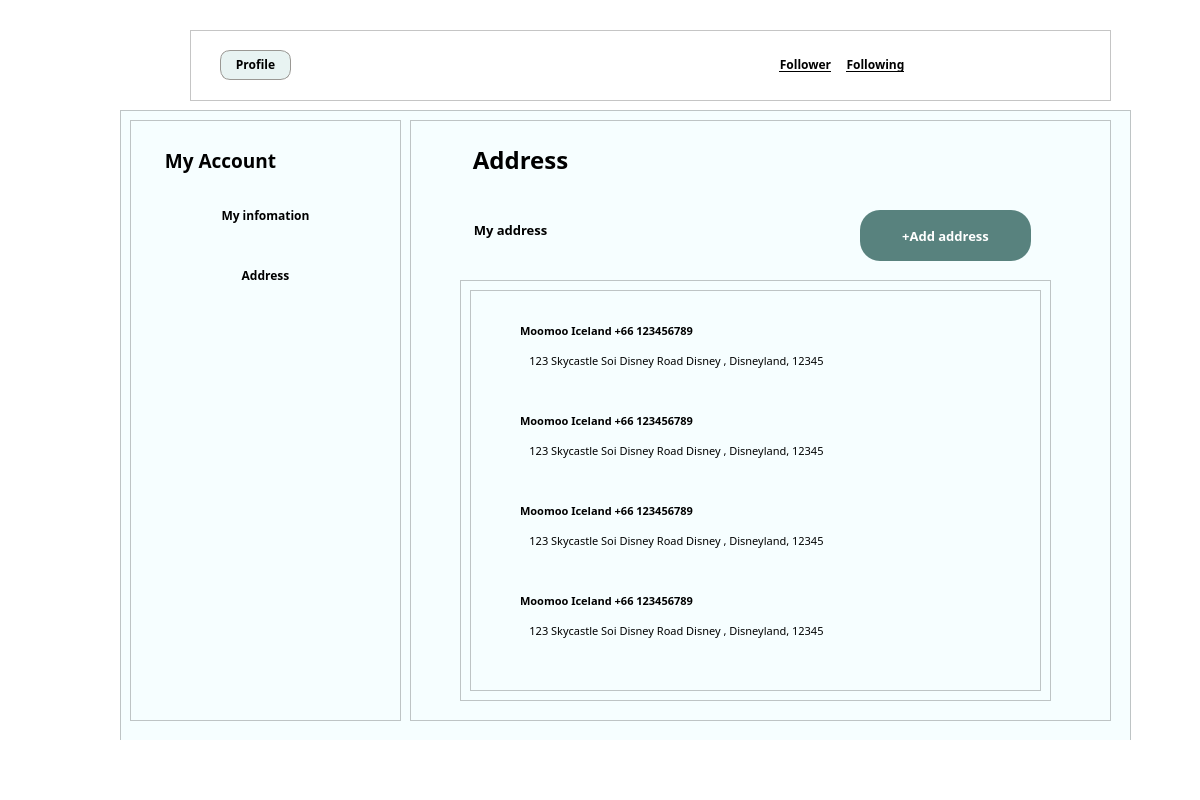
Qt form frontend/src/pages/qt_designer/profile_address.ui (m0owo/Curate) before a commit.
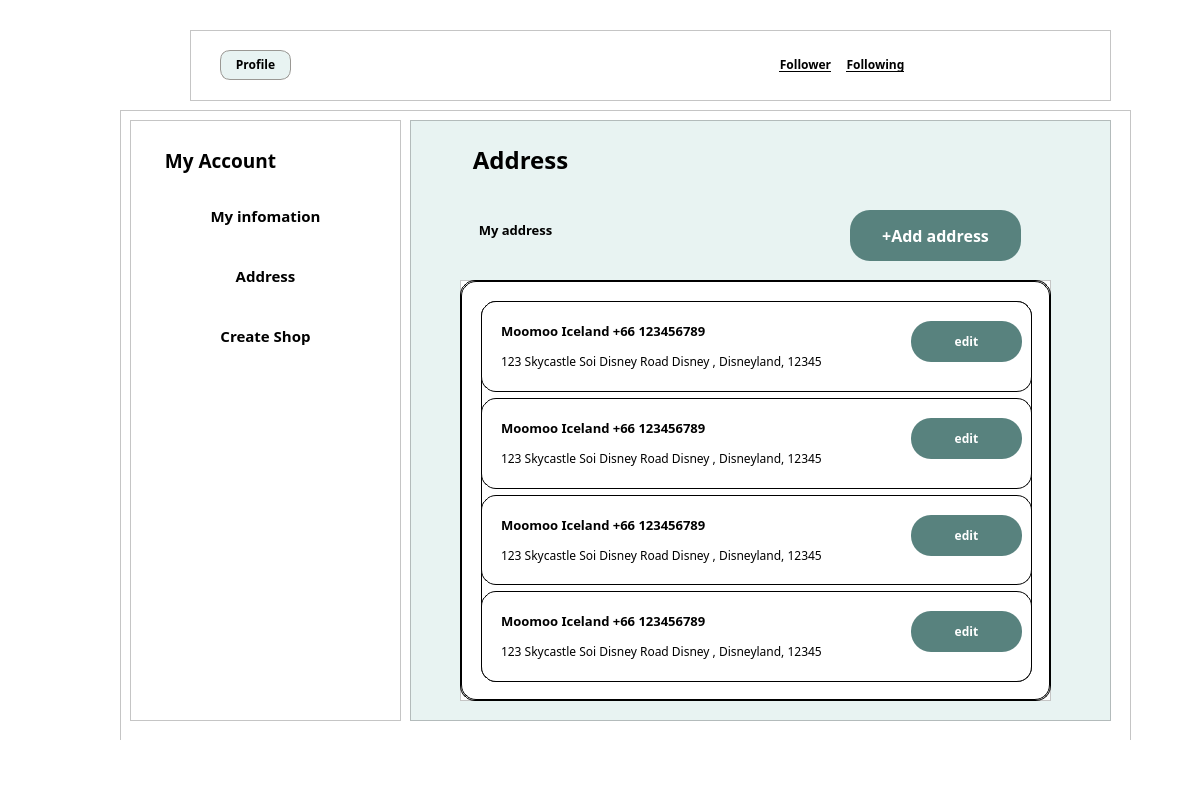
The same form after that commit. Icons and pictures are not drawn.

```diff
--- a/frontend/src/pages/qt_designer/profile_address.ui
+++ b/frontend/src/pages/qt_designer/profile_address.ui
@@ -7,7 +7,7 @@
     <x>0</x>
     <y>0</y>
     <width>1200</width>
-    <height>800</height>
+    <height>803</height>
    </rect>
   </property>
   <property name="windowTitle">
@@ -309,7 +309,15 @@
      </rect>
     </property>
     <property name="styleSheet">
-     <string notr="true">background-color: rgb(246, 254, 255);</string>
+     <string notr="true">QLabel{
+	color: black;
+}
+QPushButton{
+	 background-color: rgb(88,130,126); 
+	color:white;
+	border-radius: 20px;
+	border: None;
+}</string>
     </property>
     <property name="frameShape">
      <enum>QFrame::StyledPanel</enum>
@@ -329,7 +337,10 @@
      <property name="styleSheet">
       <string notr="true">QPushButton{
 	border: None;
+	background-color: None;
+	color: black;
 }
+
 QPushButton:hover {
     background-color: rgb(88,130,126);
 	border-radius: 20px;
@@ -381,6 +392,7 @@
       <property name="font">
        <font>
         <family>Manrope</family>
+        <pointsize>11</pointsize>
         <weight>75</weight>
         <bold>true</bold>
        </font>
@@ -407,6 +419,7 @@
       <property name="font">
        <font>
         <family>Manrope</family>
+        <pointsize>11</pointsize>
         <weight>75</weight>
         <bold>true</bold>
        </font>
@@ -421,6 +434,33 @@
        <string>Address</string>
       </property>
      </widget>
+     <widget class="QPushButton" name="create_shop_button">
+      <property name="geometry">
+       <rect>
+        <x>50</x>
+        <y>190</y>
+        <width>171</width>
+        <height>51</height>
+       </rect>
+      </property>
+      <property name="font">
+       <font>
+        <family>Manrope</family>
+        <pointsize>11</pointsize>
+        <weight>75</weight>
+        <bold>true</bold>
+       </font>
+      </property>
+      <property name="layoutDirection">
+       <enum>Qt::LeftToRight</enum>
+      </property>
+      <property name="styleSheet">
+       <string notr="true">color: black;</string>
+      </property>
+      <property name="text">
+       <string>Create Shop</string>
+      </property>
+     </widget>
     </widget>
     <widget class="QFrame" name="editinfo_frame">
      <property name="geometry">
@@ -432,14 +472,8 @@
       </rect>
      </property>
      <property name="styleSheet">
-      <string notr="true">QLabel{
-	color: black;
-}
-QPushButton{
-	 background-color: rgb(88,130,126); 
-	color:white;
-	border-radius: 20px;
-}</string>
+      <string notr="true">QFrame{
+background-color:rgb(232, 243, 242)}</string>
      </property>
      <property name="frameShape">
       <enum>QFrame::StyledPanel</enum>
@@ -475,13 +509,14 @@
        <rect>
         <x>50</x>
         <y>90</y>
-        <width>101</width>
+        <width>111</width>
         <height>41</height>
        </rect>
       </property>
       <property name="font">
        <font>
         <family>Manrope</family>
+        <pointsize>10</pointsize>
         <weight>75</weight>
         <bold>true</bold>
        </font>
@@ -496,7 +531,7 @@
      <widget class="QPushButton" name="add_address_button">
       <property name="geometry">
        <rect>
-        <x>450</x>
+        <x>440</x>
         <y>90</y>
         <width>171</width>
         <height>51</height>
@@ -505,7 +540,7 @@
       <property name="font">
        <font>
         <family>Manrope</family>
-        <pointsize>10</pointsize>
+        <pointsize>12</pointsize>
         <weight>75</weight>
         <bold>true</bold>
        </font>
@@ -530,19 +565,20 @@
        </rect>
       </property>
       <property name="styleSheet">
-       <string notr="true">background-color: white;
+       <string notr="true">QFrame{
+	background-color: white;
+}
+
 QScrollArea {
-                border: 1px solid gray;
-                border-radius: 4px;
-            }
-            QScrollBar:vertical {
-                background: lightgray;
-                width: 10px;
-            }
-            QScrollBar::handle:vertical {
-                background: darkgray;
-                border-radius: 5px;
-            }</string>
+	border-radius: 4px;
+
+}
+
+QPushBitton{
+	border-radius: 5px;
+}
+
+</string>
       </property>
       <property name="frameShape">
        <enum>QFrame::StyledPanel</enum>
@@ -553,12 +589,31 @@
       <widget class="QScrollArea" name="scrollArea">
        <property name="geometry">
         <rect>
-         <x>10</x>
-         <y>10</y>
-         <width>571</width>
-         <height>401</height>
+         <x>0</x>
+         <y>0</y>
+         <width>591</width>
+         <height>421</height>
         </rect>
        </property>
+       <property name="styleSheet">
+        <string notr="true">QScrollArea{
+	border: None;
+}
+
+QWidget{
+	border-radius: 15px;
+	border: 1px solid black
+}
+QLabel{
+	border: None;
+}
+
+QPushButton{
+	border: None;
+}
+
+</string>
+       </property>
        <property name="widgetResizable">
         <bool>true</bool>
        </property>
@@ -567,148 +622,134 @@
          <rect>
           <x>0</x>
           <y>0</y>
-          <width>569</width>
-          <height>399</height>
+          <width>589</width>
+          <height>419</height>
          </rect>
         </property>
-        <widget class="QWidget" name="widget" native="true">
-         <property name="geometry">
-          <rect>
-           <x>10</x>
-           <y>10</y>
-           <width>531</width>
-           <height>80</height>
-          </rect>
-         </property>
-         <widget class="QLabel" name="page_label_7">
+        <property name="styleSheet">
+         <string notr="true"/>
+        </property>
+        <widget class="QWidget" name="verticalLayoutWidget">
           <property name="geometry">
            <rect>
             <x>20</x>
-            <y>10</y>
-            <width>211</width>
-            <height>41</height>
-           </rect>
-          </property>
-          <property name="font">
-           <font>
-            <family>Manrope</family>
-            <pointsize>8</pointsize>
-            <weight>75</weight>
-            <bold>true</bold>
-           </font>
-          </property>
-          <property name="text">
-           <string>&lt;html&gt;&lt;head/&gt;&lt;body&gt;&lt;p&gt;Moomoo Iceland +66  123456789&lt;/p&gt;&lt;/body&gt;&lt;/html&gt;</string>
-          </property>
-          <property name="alignment">
-           <set>Qt::AlignCenter</set>
-          </property>
-         </widget>
-         <widget class="QLabel" name="page_label_8">
-          <property name="geometry">
-           <rect>
-            <x>10</x>
-            <y>40</y>
-            <width>371</width>
-            <height>41</height>
-           </rect>
-          </property>
-          <property name="font">
-           <font>
-            <family>Manrope</family>
-            <pointsize>8</pointsize>
-            <weight>75</weight>
-            <bold>true</bold>
-           </font>
-          </property>
-          <property name="text">
-           <string>&lt;html&gt;&lt;head/&gt;&lt;body&gt;&lt;p&gt;&lt;span style=&quot; font-weight:400;&quot;&gt;123 Skycastle Soi Disney Road Disney , Disneyland, 12345&lt;/span&gt;&lt;/p&gt;&lt;/body&gt;&lt;/html&gt;</string>
-          </property>
-          <property name="alignment">
-           <set>Qt::AlignCenter</set>
-          </property>
-         </widget>
-        </widget>
-        <widget class="QWidget" name="widget_2" native="true">
-         <property name="geometry">
-          <rect>
-           <x>10</x>
-           <y>100</y>
-           <width>531</width>
-           <height>80</height>
-          </rect>
-         </property>
-         <widget class="QLabel" name="page_label_14">
-          <property name="geometry">
-           <rect>
-            <x>20</x>
-            <y>10</y>
-            <width>211</width>
-            <height>41</height>
-           </rect>
-          </property>
-          <property name="font">
-           <font>
-            <family>Manrope</family>
-            <pointsize>8</pointsize>
-            <weight>75</weight>
-            <bold>true</bold>
-           </font>
-          </property>
-          <property name="text">
-           <string>&lt;html&gt;&lt;head/&gt;&lt;body&gt;&lt;p&gt;Moomoo Iceland +66  123456789&lt;/p&gt;&lt;/body&gt;&lt;/html&gt;</string>
-          </property>
-          <property name="alignment">
-           <set>Qt::AlignCenter</set>
-          </property>
-         </widget>
-         <widget class="QLabel" name="page_label_15">
-          <property name="geometry">
-           <rect>
-            <x>10</x>
-            <y>40</y>
-            <width>371</width>
-            <height>41</height>
-           </rect>
-          </property>
-          <property name="font">
-           <font>
-            <family>Manrope</family>
-            <pointsize>8</pointsize>
-            <weight>75</weight>
-            <bold>true</bold>
-           </font>
-          </property>
-          <property name="text">
-           <string>&lt;html&gt;&lt;head/&gt;&lt;body&gt;&lt;p&gt;&lt;span style=&quot; font-weight:400;&quot;&gt;123 Skycastle Soi Disney Road Disney , Disneyland, 12345&lt;/span&gt;&lt;/p&gt;&lt;/body&gt;&lt;/html&gt;</string>
-          </property>
-          <property name="alignment">
-           <set>Qt::AlignCenter</set>
-          </property>
-         </widget>
-        </widget>
+           <y>20</y>
+           <width>551</width>
+           <height>381</height>
+          </rect>
+         </property>
+         <layout class="QVBoxLayout" name="verticalLayout_2">
+          <item>
         <widget class="QWidget" name="widget_3" native="true">
+            <property name="font">
+             <font>
+              <family>Manrope</family>
+              <pointsize>10</pointsize>
+              <weight>75</weight>
+              <bold>true</bold>
+             </font>
+            </property>
+            <property name="styleSheet">
+             <string notr="true"/>
+            </property>
+            <widget class="QLabel" name="first_label_3">
          <property name="geometry">
           <rect>
-           <x>10</x>
-           <y>190</y>
-           <width>531</width>
-           <height>80</height>
-          </rect>
-         </property>
-         <widget class="QLabel" name="page_label_16">
+               <x>20</x>
+               <y>10</y>
+               <width>401</width>
+               <height>41</height>
+              </rect>
+             </property>
+             <property name="font">
+              <font>
+               <family>Manrope</family>
+               <pointsize>10</pointsize>
+               <weight>75</weight>
+               <bold>true</bold>
+              </font>
+             </property>
+             <property name="text">
+              <string>&lt;html&gt;&lt;head/&gt;&lt;body&gt;&lt;p&gt;Moomoo Iceland +66  123456789&lt;/p&gt;&lt;/body&gt;&lt;/html&gt;</string>
+             </property>
+            </widget>
+            <widget class="QLabel" name="address_label_4">
           <property name="geometry">
            <rect>
             <x>20</x>
+               <y>40</y>
+               <width>411</width>
+               <height>41</height>
+              </rect>
+             </property>
+             <property name="font">
+              <font>
+               <family>Manrope</family>
+               <pointsize>9</pointsize>
+               <weight>75</weight>
+               <bold>true</bold>
+              </font>
+             </property>
+             <property name="text">
+              <string>&lt;html&gt;&lt;head/&gt;&lt;body&gt;&lt;p&gt;&lt;span style=&quot; font-weight:400;&quot;&gt;123 Skycastle Soi Disney Road Disney , Disneyland, 12345&lt;/span&gt;&lt;/p&gt;&lt;/body&gt;&lt;/html&gt;</string>
+             </property>
+            </widget>
+            <widget class="QPushButton" name="pushButton_3">
+             <property name="geometry">
+              <rect>
+               <x>430</x>
+               <y>20</y>
+               <width>111</width>
+               <height>41</height>
+              </rect>
+             </property>
+             <property name="font">
+              <font>
+               <family>Manrope</family>
+               <pointsize>9</pointsize>
+               <weight>75</weight>
+               <bold>true</bold>
+              </font>
+             </property>
+             <property name="styleSheet">
+              <string notr="true">QPushButton{
+	background-color: rgb(88,130,126); 
+	color:white;
+	border-radius: 20px;
+}</string>
+             </property>
+             <property name="text">
+              <string>edit</string>
+             </property>
+            </widget>
+           </widget>
+          </item>
+          <item>
+           <widget class="QWidget" name="widget_2" native="true">
+            <property name="font">
+             <font>
+              <family>Manrope</family>
+              <pointsize>10</pointsize>
+              <weight>75</weight>
+              <bold>true</bold>
+             </font>
+            </property>
+            <property name="styleSheet">
+             <string notr="true"/>
+            </property>
+            <widget class="QLabel" name="first_label_2">
+             <property name="geometry">
+              <rect>
+               <x>20</x>
             <y>10</y>
-            <width>211</width>
+               <width>401</width>
             <height>41</height>
            </rect>
           </property>
           <property name="font">
            <font>
             <family>Manrope</family>
-            <pointsize>8</pointsize>
+               <pointsize>10</pointsize>
             <weight>75</weight>
             <bold>true</bold>
            </font>
@@ -716,23 +757,20 @@
           <property name="text">
            <string>&lt;html&gt;&lt;head/&gt;&lt;body&gt;&lt;p&gt;Moomoo Iceland +66  123456789&lt;/p&gt;&lt;/body&gt;&lt;/html&gt;</string>
           </property>
-          <property name="alignment">
-           <set>Qt::AlignCenter</set>
-          </property>
-         </widget>
-         <widget class="QLabel" name="page_label_17">
+            </widget>
+            <widget class="QLabel" name="address_label_3">
           <property name="geometry">
            <rect>
-            <x>10</x>
+               <x>20</x>
             <y>40</y>
-            <width>371</width>
+               <width>411</width>
             <height>41</height>
            </rect>
           </property>
           <property name="font">
            <font>
             <family>Manrope</family>
-            <pointsize>8</pointsize>
+               <pointsize>9</pointsize>
             <weight>75</weight>
             <bold>true</bold>
            </font>
@@ -740,33 +778,148 @@
           <property name="text">
            <string>&lt;html&gt;&lt;head/&gt;&lt;body&gt;&lt;p&gt;&lt;span style=&quot; font-weight:400;&quot;&gt;123 Skycastle Soi Disney Road Disney , Disneyland, 12345&lt;/span&gt;&lt;/p&gt;&lt;/body&gt;&lt;/html&gt;</string>
           </property>
-          <property name="alignment">
-           <set>Qt::AlignCenter</set>
-          </property>
-         </widget>
-        </widget>
+            </widget>
+            <widget class="QPushButton" name="pushButton_2">
+             <property name="geometry">
+              <rect>
+               <x>430</x>
+               <y>20</y>
+               <width>111</width>
+               <height>41</height>
+              </rect>
+             </property>
+             <property name="font">
+              <font>
+               <family>Manrope</family>
+               <pointsize>9</pointsize>
+               <weight>75</weight>
+               <bold>true</bold>
+              </font>
+             </property>
+             <property name="styleSheet">
+              <string notr="true">QPushButton{
+	background-color: rgb(88,130,126); 
+	color:white;
+	border-radius: 20px;
+}</string>
+             </property>
+             <property name="text">
+              <string>edit</string>
+             </property>
+            </widget>
+           </widget>
+          </item>
+          <item>
         <widget class="QWidget" name="widget_4" native="true">
+            <property name="font">
+             <font>
+              <family>Manrope</family>
+              <pointsize>10</pointsize>
+              <weight>75</weight>
+              <bold>true</bold>
+             </font>
+            </property>
+            <property name="styleSheet">
+             <string notr="true"/>
+            </property>
+            <widget class="QLabel" name="first_label_4">
          <property name="geometry">
           <rect>
-           <x>10</x>
-           <y>280</y>
-           <width>531</width>
-           <height>80</height>
-          </rect>
-         </property>
-         <widget class="QLabel" name="page_label_18">
+               <x>20</x>
+               <y>10</y>
+               <width>401</width>
+               <height>41</height>
+              </rect>
+             </property>
+             <property name="font">
+              <font>
+               <family>Manrope</family>
+               <pointsize>10</pointsize>
+               <weight>75</weight>
+               <bold>true</bold>
+              </font>
+             </property>
+             <property name="text">
+              <string>&lt;html&gt;&lt;head/&gt;&lt;body&gt;&lt;p&gt;Moomoo Iceland +66  123456789&lt;/p&gt;&lt;/body&gt;&lt;/html&gt;</string>
+             </property>
+            </widget>
+            <widget class="QLabel" name="address_label_5">
           <property name="geometry">
            <rect>
             <x>20</x>
+               <y>40</y>
+               <width>411</width>
+               <height>41</height>
+              </rect>
+             </property>
+             <property name="font">
+              <font>
+               <family>Manrope</family>
+               <pointsize>9</pointsize>
+               <weight>75</weight>
+               <bold>true</bold>
+              </font>
+             </property>
+             <property name="text">
+              <string>&lt;html&gt;&lt;head/&gt;&lt;body&gt;&lt;p&gt;&lt;span style=&quot; font-weight:400;&quot;&gt;123 Skycastle Soi Disney Road Disney , Disneyland, 12345&lt;/span&gt;&lt;/p&gt;&lt;/body&gt;&lt;/html&gt;</string>
+             </property>
+            </widget>
+            <widget class="QPushButton" name="pushButton_4">
+             <property name="geometry">
+              <rect>
+               <x>430</x>
+               <y>20</y>
+               <width>111</width>
+               <height>41</height>
+              </rect>
+             </property>
+             <property name="font">
+              <font>
+               <family>Manrope</family>
+               <pointsize>9</pointsize>
+               <weight>75</weight>
+               <bold>true</bold>
+              </font>
+             </property>
+             <property name="styleSheet">
+              <string notr="true">QPushButton{
+	background-color: rgb(88,130,126); 
+	color:white;
+	border-radius: 20px;
+}</string>
+             </property>
+             <property name="text">
+              <string>edit</string>
+             </property>
+            </widget>
+           </widget>
+          </item>
+          <item>
+           <widget class="QWidget" name="widget" native="true">
+            <property name="font">
+             <font>
+              <family>Manrope</family>
+              <pointsize>10</pointsize>
+              <weight>75</weight>
+              <bold>true</bold>
+             </font>
+            </property>
+            <property name="styleSheet">
+             <string notr="true"/>
+            </property>
+            <widget class="QLabel" name="first_label">
+             <property name="geometry">
+              <rect>
+               <x>20</x>
             <y>10</y>
-            <width>211</width>
+               <width>401</width>
             <height>41</height>
            </rect>
           </property>
           <property name="font">
            <font>
             <family>Manrope</family>
-            <pointsize>8</pointsize>
+               <pointsize>10</pointsize>
             <weight>75</weight>
             <bold>true</bold>
            </font>
@@ -774,23 +927,20 @@
           <property name="text">
            <string>&lt;html&gt;&lt;head/&gt;&lt;body&gt;&lt;p&gt;Moomoo Iceland +66  123456789&lt;/p&gt;&lt;/body&gt;&lt;/html&gt;</string>
           </property>
-          <property name="alignment">
-           <set>Qt::AlignCenter</set>
-          </property>
-         </widget>
-         <widget class="QLabel" name="page_label_19">
+            </widget>
+            <widget class="QLabel" name="address_label_2">
           <property name="geometry">
            <rect>
-            <x>10</x>
+               <x>20</x>
             <y>40</y>
-            <width>371</width>
+               <width>411</width>
             <height>41</height>
            </rect>
           </property>
           <property name="font">
            <font>
             <family>Manrope</family>
-            <pointsize>8</pointsize>
+               <pointsize>9</pointsize>
             <weight>75</weight>
             <bold>true</bold>
            </font>
@@ -798,10 +948,38 @@
           <property name="text">
            <string>&lt;html&gt;&lt;head/&gt;&lt;body&gt;&lt;p&gt;&lt;span style=&quot; font-weight:400;&quot;&gt;123 Skycastle Soi Disney Road Disney , Disneyland, 12345&lt;/span&gt;&lt;/p&gt;&lt;/body&gt;&lt;/html&gt;</string>
           </property>
-          <property name="alignment">
-           <set>Qt::AlignCenter</set>
-          </property>
-         </widget>
+            </widget>
+            <widget class="QPushButton" name="pushButton">
+             <property name="geometry">
+              <rect>
+               <x>430</x>
+               <y>20</y>
+               <width>111</width>
+               <height>41</height>
+              </rect>
+             </property>
+             <property name="font">
+              <font>
+               <family>Manrope</family>
+               <pointsize>9</pointsize>
+               <weight>75</weight>
+               <bold>true</bold>
+              </font>
+             </property>
+             <property name="styleSheet">
+              <string notr="true">QPushButton{
+	background-color: rgb(88,130,126); 
+	color:white;
+	border-radius: 20px;
+}</string>
+             </property>
+             <property name="text">
+              <string>edit</string>
+             </property>
+            </widget>
+           </widget>
+          </item>
+         </layout>
         </widget>
        </widget>
       </widget>
```
Left out of the diff: 15 changed lines with no effect on the pictures. Lines whose indentation alone changed are shown as unchanged.
